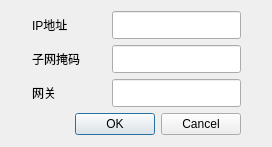
Before: the Qt Designer form common/netcfgdialog.ui in MR-ACC/IDS-Client, drawn with Qt 5.
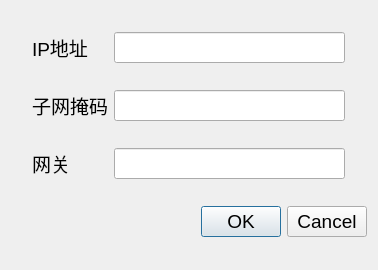
After: the same form once the commit is applied.

Commit message: set font size to 14. ids_server is ok.

Diff of the .ui file:
```diff
--- a/common/netcfgdialog.ui
+++ b/common/netcfgdialog.ui
@@ -6,8 +6,8 @@
    <rect>
     <x>0</x>
     <y>0</y>
-    <width>272</width>
-    <height>147</height>
+    <width>378</width>
+    <height>270</height>
    </rect>
   </property>
   <property name="sizePolicy">
@@ -16,17 +16,10 @@
     <verstretch>0</verstretch>
    </sizepolicy>
   </property>
-  <property name="minimumSize">
-   <size>
-    <width>272</width>
-    <height>147</height>
-   </size>
-  </property>
-  <property name="maximumSize">
-   <size>
-    <width>272</width>
-    <height>147</height>
-   </size>
+  <property name="font">
+   <font>
+    <pointsize>14</pointsize>
+   </font>
   </property>
   <property name="windowTitle">
    <string>Network configuration</string>
@@ -56,20 +49,7 @@
     </widget>
    </item>
    <item row="0" column="2">
-    <widget class="QLineEdit" name="IPCfglineEdit">
-     <property name="minimumSize">
-      <size>
-       <width>129</width>
-       <height>28</height>
-      </size>
-     </property>
-     <property name="maximumSize">
-      <size>
-       <width>129</width>
-       <height>28</height>
-      </size>
-     </property>
-    </widget>
+    <widget class="QLineEdit" name="IPCfglineEdit"/>
    </item>
    <item row="0" column="3">
     <spacer name="horizontalSpacer_4">
@@ -81,7 +61,7 @@
      </property>
      <property name="sizeHint" stdset="0">
       <size>
-       <width>20</width>
+       <width>16</width>
        <height>20</height>
       </size>
      </property>
@@ -111,23 +91,10 @@
     </widget>
    </item>
    <item row="1" column="2">
-    <widget class="QLineEdit" name="MaskCfglineEdit">
-     <property name="minimumSize">
-      <size>
-       <width>129</width>
-       <height>28</height>
-      </size>
-     </property>
-     <property name="maximumSize">
-      <size>
-       <width>129</width>
-       <height>28</height>
-      </size>
-     </property>
-    </widget>
+    <widget class="QLineEdit" name="MaskCfglineEdit"/>
    </item>
    <item row="1" column="3">
-    <spacer name="horizontalSpacer_7">
+    <spacer name="horizontalSpacer_6">
      <property name="orientation">
       <enum>Qt::Horizontal</enum>
      </property>
@@ -136,7 +103,7 @@
      </property>
      <property name="sizeHint" stdset="0">
       <size>
-       <width>20</width>
+       <width>16</width>
        <height>20</height>
       </size>
      </property>
@@ -167,22 +134,13 @@
    </item>
    <item row="2" column="2">
     <widget class="QLineEdit" name="GateCfglineEdit">
-     <property name="minimumSize">
-      <size>
-       <width>129</width>
-       <height>28</height>
-      </size>
-     </property>
-     <property name="maximumSize">
-      <size>
-       <width>129</width>
-       <height>28</height>
-      </size>
+     <property name="text">
+      <string/>
      </property>
     </widget>
    </item>
    <item row="2" column="3">
-    <spacer name="horizontalSpacer_6">
+    <spacer name="horizontalSpacer_7">
      <property name="orientation">
       <enum>Qt::Horizontal</enum>
      </property>
@@ -191,13 +149,13 @@
      </property>
      <property name="sizeHint" stdset="0">
       <size>
-       <width>20</width>
+       <width>16</width>
        <height>20</height>
       </size>
      </property>
     </spacer>
    </item>
-   <item row="3" column="1" colspan="2">
+   <item row="3" column="2" colspan="2">
     <widget class="QDialogButtonBox" name="NetCfgbuttonBox">
      <property name="orientation">
       <enum>Qt::Horizontal</enum>
```
Left out of the diff: 2 changed lines with no effect on the pictures. The commit also changes 9 other files.
